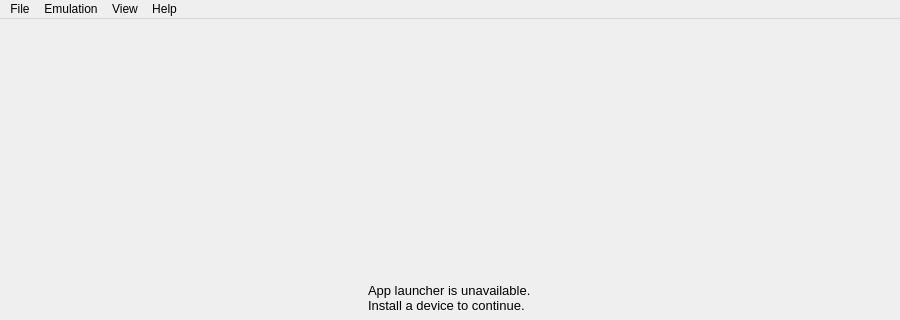
Before: the Qt Designer form src/emu/qt/src/mainwindow.ui in EKA2L1/EKA2L1, drawn with Qt 5; both pictures show x 0 to 900 and y 0 to 320 of the 900 by 600 pixel window.
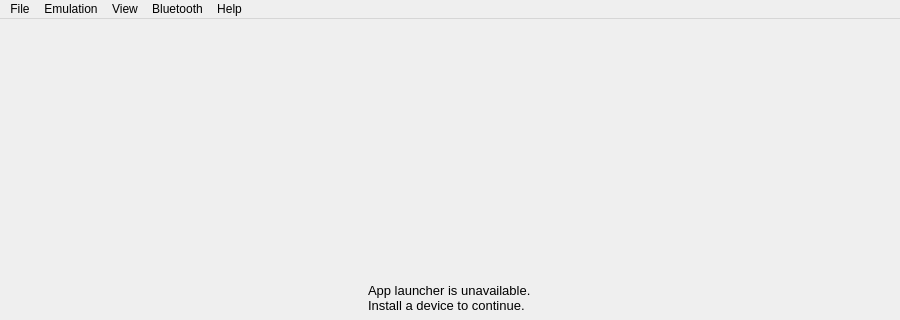
After: the same form once the commit is applied. Icons and pictures are not drawn.

Commit message: qt: Add netplay modify IP addresses dialog

Patch:
```diff
--- a/src/emu/qt/src/mainwindow.ui
+++ b/src/emu/qt/src/mainwindow.ui
@@ -61,7 +61,7 @@
      <x>0</x>
      <y>0</y>
      <width>900</width>
-     <height>20</height>
+     <height>25</height>
     </rect>
    </property>
    <widget class="QMenu" name="menu_file">
@@ -122,9 +122,22 @@
     <addaction name="action_restart"/>
     <addaction name="separator"/>
    </widget>
+   <widget class="QMenu" name="menu_bluetooth">
+    <property name="title">
+     <string>Bluetooth</string>
+    </property>
+    <widget class="QMenu" name="menu_netplay">
+     <property name="title">
+      <string>Netplay</string>
+     </property>
+     <addaction name="action_mod_netplay_friends"/>
+    </widget>
+    <addaction name="menu_netplay"/>
+   </widget>
    <addaction name="menu_file"/>
    <addaction name="menu_emulation"/>
    <addaction name="menu_view"/>
+   <addaction name="menu_bluetooth"/>
    <addaction name="menu_help"/>
   </widget>
   <widget class="QStatusBar" name="status_bar"/>
```
Left out of the diff: 8 changed lines with no effect on the pictures. The commit also changes 6 other files.
